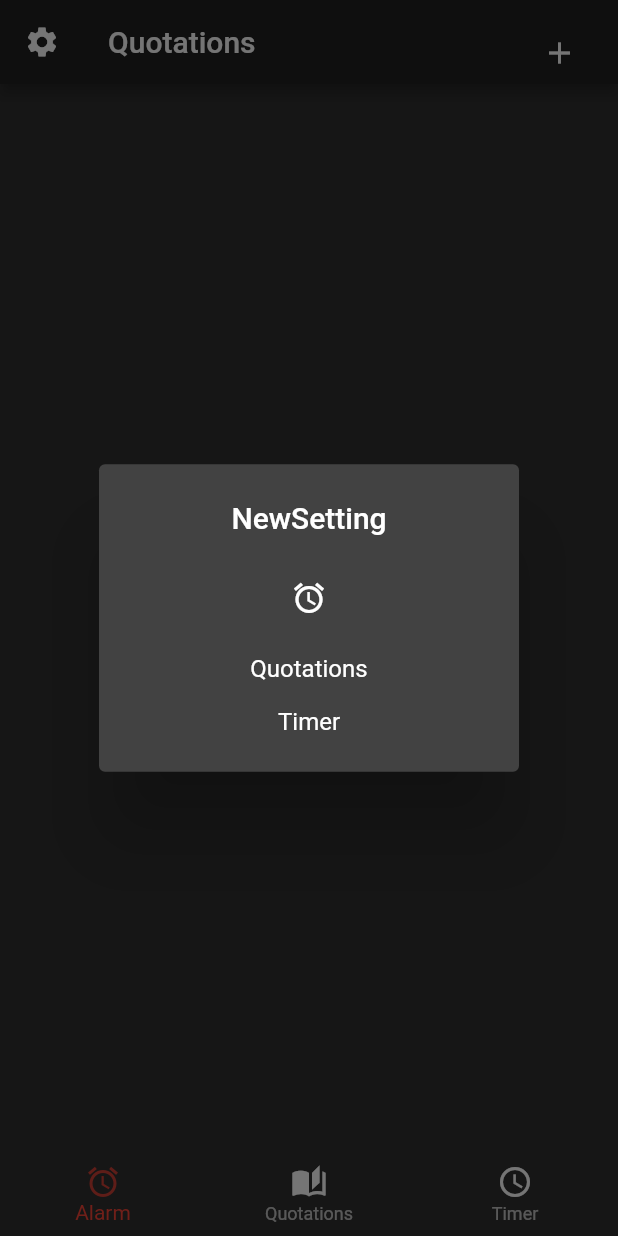
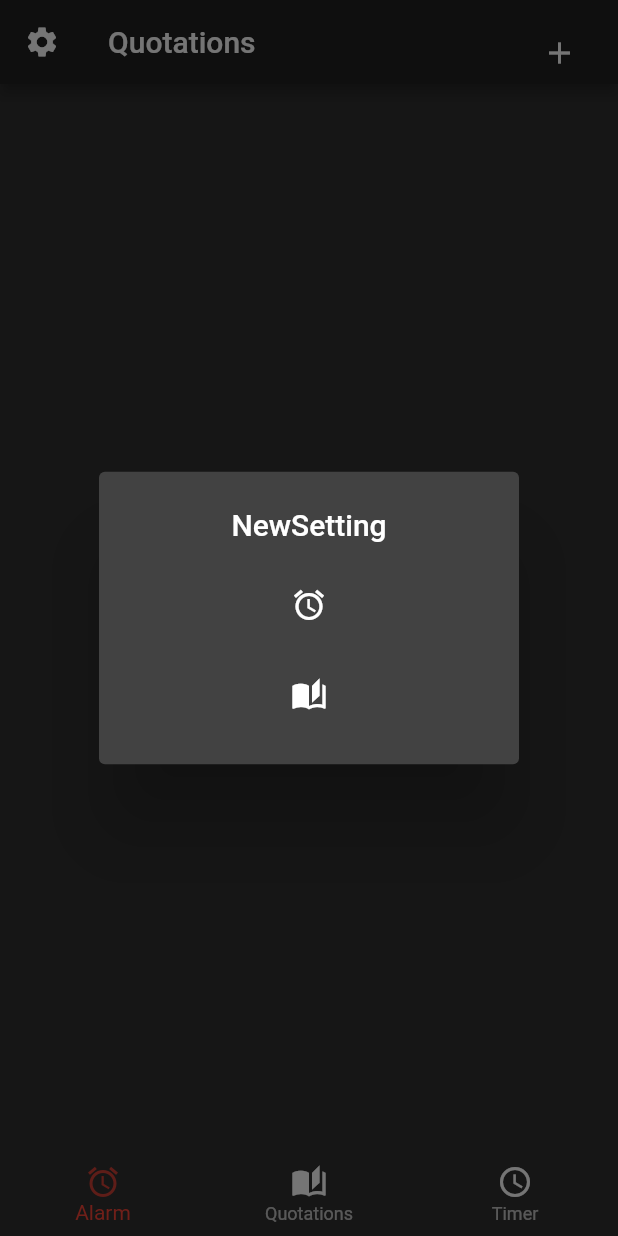
Before and after one commit to hiromu73/watch_app, a Flutter app: the screen it shows after launch, after a tap on the "add" icon, on a phone screen of 412 x 824 dp. Run offline on Flutter 3.47's test engine with Material 2 defaults, Android fonts, the phone set to English and light mode, and no system bars; our stand-ins replace cloud_firestore; missing offline and left inert: dart:html; accounts and stored records are empty.

Commit message:
Newアラーム完成 DBの実装をしていく

```diff
--- a/lib/homewatch.dart
+++ b/lib/homewatch.dart
@@ -109,6 +109,7 @@ class _HomeWatchState extends State<HomeWatch> {
 
   TimeOfDay _time = new TimeOfDay.now();
 
+  //アラーム設定
   Future<void> _selectTime(BuildContext context) async {
     TimeOfDay t = await showTimePicker(
       context: context,
@@ -160,19 +161,22 @@ class _HomeWatchState extends State<HomeWatch> {
                                   ),
                               ),
                               SimpleDialogOption(
-                                onPressed: () => Navigator.push(context,
-                                    MaterialPageRoute(builder: (context) => NewQuotations()
-                                    )
+                                onPressed: () {
+                                  _selectTime(context);},
+                                child: Container(
+                                  margin: EdgeInsets.all(10.0),
+                                  child: Container(
+                                    child: Icon(Icons.auto_stories),
+                                  ),
                                 ),
-                                child: Text("Quotations",textAlign: TextAlign.center),
                               ),
-                              SimpleDialogOption(
-                                onPressed: () => Navigator.push(context,
-                                    MaterialPageRoute(builder: (context) => NewTimer()
-                                    )
-                                ),
-                                child: Text("Timer",textAlign: TextAlign.center),
-                              )
+                              // SimpleDialogOption(
+                              //   onPressed: () => Navigator.push(context,
+                              //       MaterialPageRoute(builder: (context) => ()
+                              //       )
+                              //   ),
+                              //   child: Text("Timer",textAlign: TextAlign.center),
+                              // )
                             ],
                             // children: <Widget>[
                             //   // SimpleDialogOption(
--- a/pubspec.yaml
+++ b/pubspec.yaml
@@ -10,9 +10,8 @@ environment:
 dependencies:
   flutter:
     sdk: flutter
-  firebase_core: ^0.3.4
-  cloud_firestore: ^0.9.13
-
+  firebase_core: ^0.5.2
+  cloud_firestore: ^0.14.3
   cupertino_icons: ^1.0.0
   provider: 4.1.2
   intl: ^0.15.8
@@ -22,5 +21,4 @@ dev_dependencies:
     sdk: flutter
 
 flutter:
-
   uses-material-design: true
```
Also changed, not shown: pubspec.lock, 5 other files.
